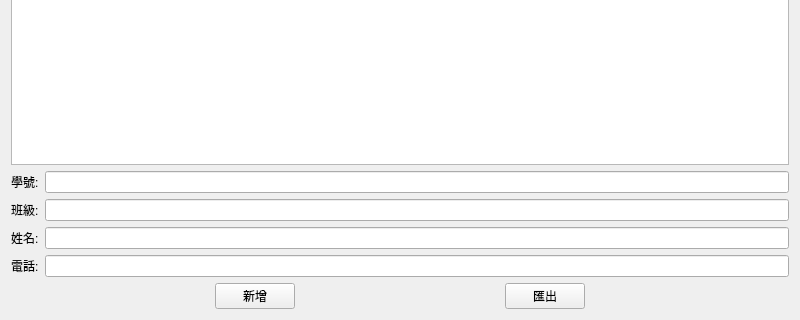
This is mywidget.ui in CAI-JIADA/contactbook as Qt 5 draws it before an edit; both pictures show x 0 to 800 and y 280 to 600 of the 800 by 600 pixel window. The edited form follows.
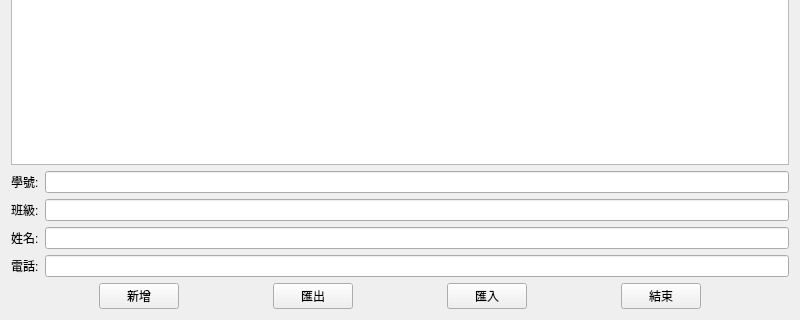
This is the edited form.

The edit to the form file:
```diff
--- a/mywidget.ui
+++ b/mywidget.ui
@@ -103,6 +103,46 @@
        </property>
       </widget>
      </item>
+     <item>
+      <spacer name="horizontalSpacer_5">
+       <property name="orientation">
+        <enum>Qt::Orientation::Horizontal</enum>
+       </property>
+       <property name="sizeHint" stdset="0">
+        <size>
+         <width>40</width>
+         <height>20</height>
+        </size>
+       </property>
+      </spacer>
+     </item>
+     <item>
+      <widget class="QPushButton" name="pushButton_3">
+       <property name="text">
+        <string>匯入</string>
+       </property>
+      </widget>
+     </item>
+     <item>
+      <spacer name="horizontalSpacer_4">
+       <property name="orientation">
+        <enum>Qt::Orientation::Horizontal</enum>
+       </property>
+       <property name="sizeHint" stdset="0">
+        <size>
+         <width>40</width>
+         <height>20</height>
+        </size>
+       </property>
+      </spacer>
+     </item>
+     <item>
+      <widget class="QPushButton" name="pushButton_4">
+       <property name="text">
+        <string>結束</string>
+       </property>
+      </widget>
+     </item>
      <item>
       <spacer name="horizontalSpacer_3">
        <property name="orientation">
```
